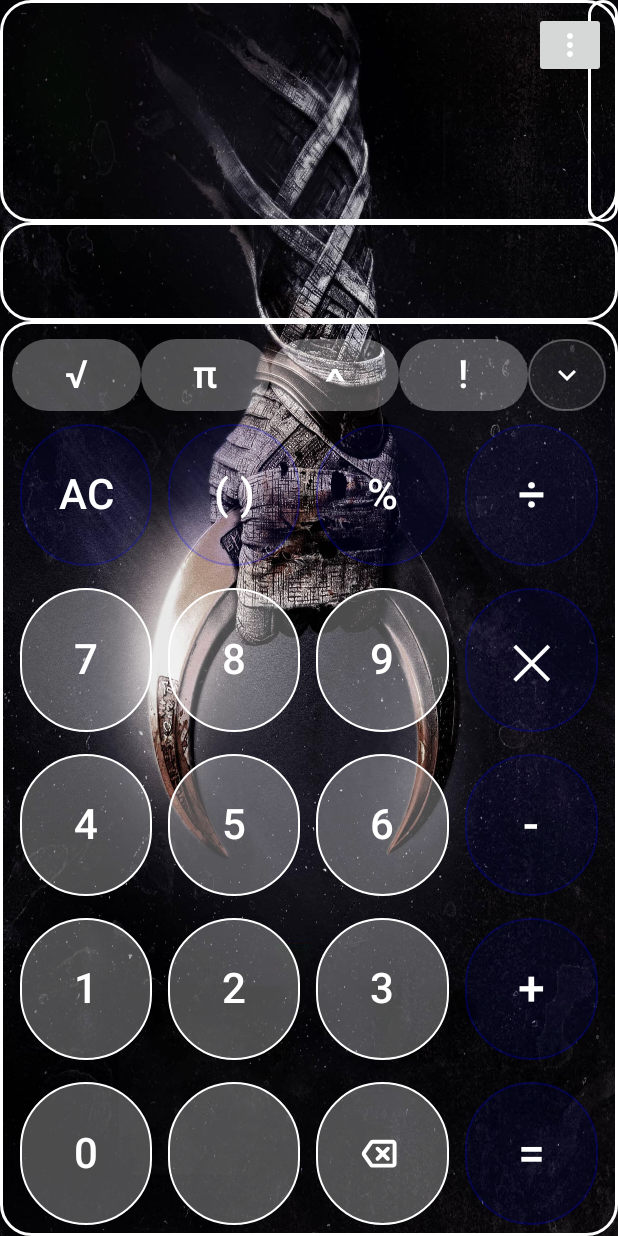
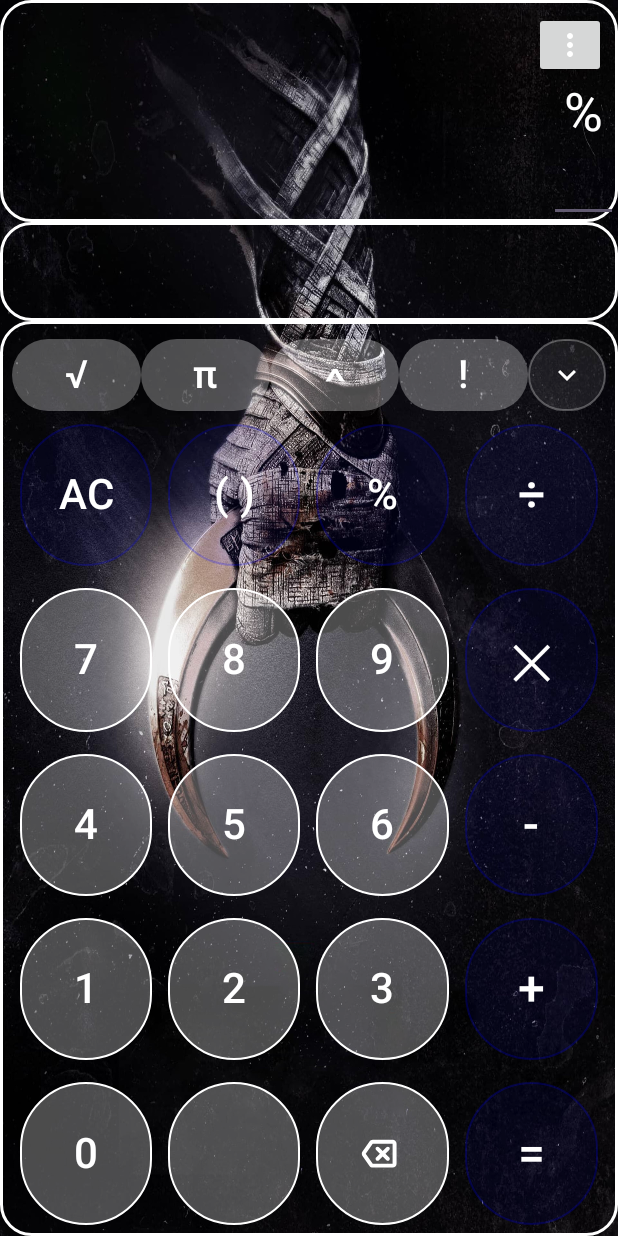
Before and after one commit to iamnippon/UniCalculator, an Android app: the screen it shows after launch (MainActivity), after a tap on an icon or button, on a phone screen of 412 x 824 dp. Run offline under Robolectric (Android 15) with nearby library versions, the light colour scheme and no system bars; plain views replace SlidingUpPanelLayout; 2 other taps on this screen came first.

Commit message:
Update MainActivity.kt

```diff
--- a/app/src/main/java/com/zxdeveloper/myapplication/MainActivity.kt
+++ b/app/src/main/java/com/zxdeveloper/myapplication/MainActivity.kt
@@ -1,14 +1,120 @@
 package com.zxdeveloper.myapplication
 
 import android.os.Bundle
+import android.text.Editable
+import android.text.TextWatcher
+import android.view.View
+import android.widget.Button
+import android.widget.TextView
 import androidx.appcompat.app.AppCompatActivity
 
 
 
 class MainActivity : AppCompatActivity() {
 
-        override fun onCreate(savedInstanceState: Bundle?) {
-            super.onCreate(savedInstanceState)
-            setContentView(R.layout.activity_main)
+    private val input: TextView by lazy { findViewById<TextView>(R.id.input) }
+    private val leftParenthesisButton: Button by lazy { findViewById<Button>(R.id.leftParenthesisButton) }
+    private val rightParenthesisButton: Button by lazy { findViewById<Button>(R.id.rightParenthesisButton) }
+    private val resultDisplay: TextView by lazy { findViewById<TextView>(R.id.resultDisplay) }
+
+
+    override fun onCreate(savedInstanceState: Bundle?) {
+        super.onCreate(savedInstanceState)
+        setContentView(R.layout.activity_main)
+
+        val divideBy100Button: Button = findViewById(R.id.divideBy100Button)
+        divideBy100Button.setOnClickListener { operatorButton(it) }
+
+        val divideButton: Button = findViewById(R.id.divideButton)
+        divideButton.setOnClickListener { operatorButton(it) }
+
+        val multiplyButton: Button = findViewById(R.id.multiplyButton)
+        multiplyButton.setOnClickListener { operatorButton(it) }
+
+        val subtractButton: Button = findViewById(R.id.subtractButton)
+        subtractButton.setOnClickListener { operatorButton(it) }
+
+        val addButton: Button = findViewById(R.id.addButton)
+        addButton.setOnClickListener { operatorButton(it) }
+
+
+        input.addTextChangedListener(
+            object : TextWatcher {
+                override fun beforeTextChanged(s: CharSequence, start: Int, count: Int, after: Int) {
+                    // No action needed here
+                }
+
+                override fun onTextChanged(s: CharSequence, start: Int, before: Int, count: Int) {
+                    // No action needed here
+                }
+
+                override fun afterTextChanged(s: Editable) {
+                    if (s.length > 15) {
+                        s.delete(0, 1)
+                    }
+                }
+            })
+    }
+
+    fun parenthesesButton(view: View) {
+        // Show the leftParenthesisButton and rightParenthesisButton when parenthesesButton is clicked
+        leftParenthesisButton.visibility = View.VISIBLE
+        rightParenthesisButton.visibility = View.VISIBLE
+    }
+
+    fun leftParenthesisButton(view: View) {
+        // Append "(" to the input and hide the leftParenthesisButton and rightParenthesisButton
+        input.append("(")
+        leftParenthesisButton.visibility = View.GONE
+        rightParenthesisButton.visibility = View.GONE
+    }
+
+    fun rightParenthesisButton(view: View) {
+        // Append ")" to the input and hide the leftParenthesisButton and rightParenthesisButton
+        input.append(")")
+        leftParenthesisButton.visibility = View.GONE
+        rightParenthesisButton.visibility = View.GONE
+    }
+
+
+    fun operatorButton(view: View) {
+        // Append the operator to the input when an operator button is clicked
+        val button = view as Button
+        val operator = button.text.toString()
+        val currentInput = input.text.toString()
+
+        if (currentInput.isNotEmpty() && currentInput.last().isDigit().not()) {
+            input.text = currentInput.dropLast(1) + operator
+        } else {
+            input.append(operator)
         }
     }
+
+
+    // controls the button clicked and display the value
+    fun keyDigitPadMappingToDisplay(view: View) {
+        val button = view as Button
+        input.append(button.text)
+    }
+
+    fun equalsButton(view: View) {
+        // Perform the calculation based on the input and display the result
+        val currentInput = input.text.toString()
+
+        // You need to implement the calculate function
+        val result = calculate(currentInput)
+
+        // Display the result in resultDisplay
+        resultDisplay.text = result.toString()
+    }
+
+    // This function needs to be implemented according to your requirements
+    fun calculate(input: String): Double {
+        // Parse the input and perform the calculation
+        // This is a placeholder implementation and needs to be replaced
+        return 0.0
+    }
+
+
+
+}
--- a/app/src/main/res/layout/activity_main.xml
+++ b/app/src/main/res/layout/activity_main.xml
@@ -27,7 +27,6 @@
             android:layout_height="match_parent"
             android:layout_gravity="right"
             android:autofillHints="false"
-            android:background="@drawable/empty_round_background"
             android:inputType="textNoSuggestions"
             android:maxLength="10000"
             android:paddingHorizontal="10dp"
@@ -35,7 +34,7 @@
             android:text=""
             android:textAlignment="textEnd"
             android:textColor="@color/white"
-            android:textSize="55sp"
+            android:textSize="35sp"
             tools:ignore="RtlCompat" />
 
     </HorizontalScrollView>
--- a/app/src/main/res/values/styles.xml
+++ b/app/src/main/res/values/styles.xml
@@ -11,7 +11,7 @@
     <style name="CalculatorButton" parent="Widget.Material3.Button">
         <item name="android:fontFamily">sans-serif-medium</item>
         <item name="android:background">@drawable/circle</item>
-        <item name="android:textColor">#000000</item>
+        <item name="android:textColor">#FFFFFF</item>
         <item name="android:textSize">@dimen/calculator_button_text_size</item>
         <item name="android:layout_marginHorizontal" tools:targetApi="o">@dimen/button_horizontal_margin</item>
         <item name="android:layout_marginVertical" tools:targetApi="o">@dimen/button_vertical_margin</item>
```
